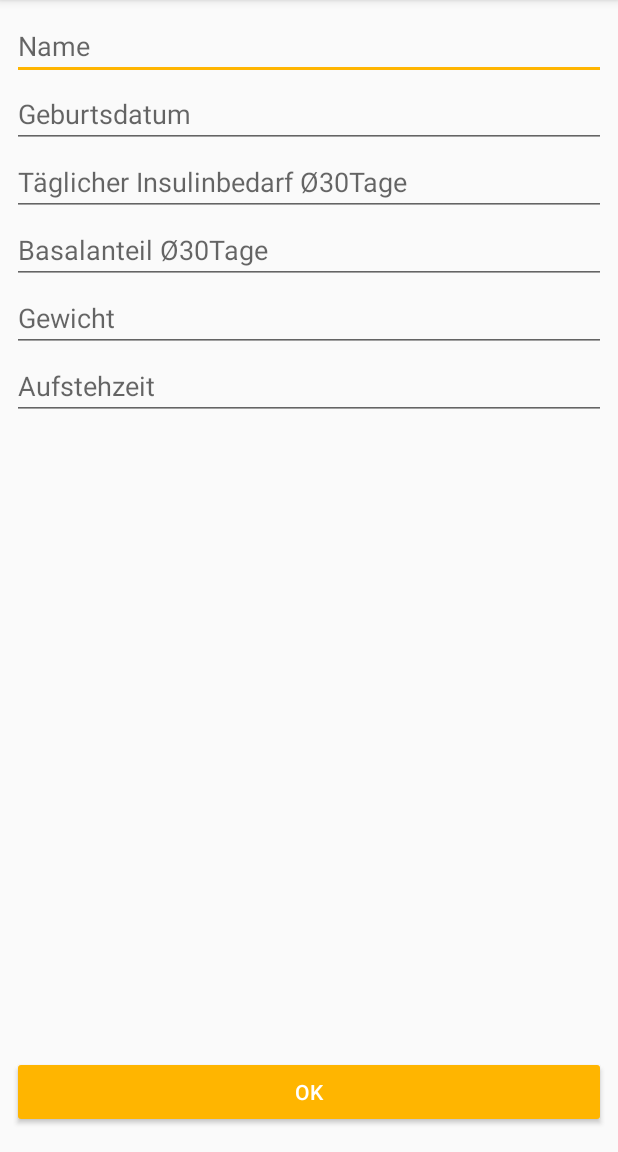
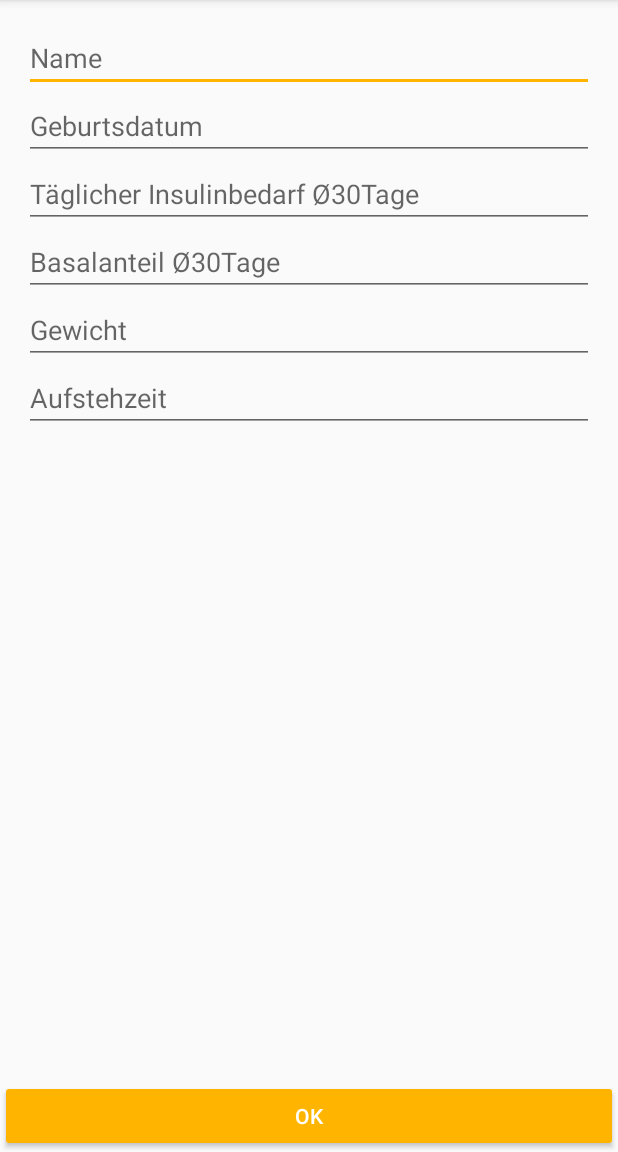
Before and after one commit to Saarpit/Optibas, an Android app: the screen it shows after launch (MainActivity), on a phone screen of 412 x 824 dp, the part 84-1236 px from its top. Run offline under Robolectric (Android 15) with nearby library versions, the phone set to English and light mode, and no system bars.

Commit message:
Layout activity_main ordentlich an das ConstraintLayout angepasst.

```diff
--- a/app/src/main/res/layout/activity_main.xml
+++ b/app/src/main/res/layout/activity_main.xml
@@ -1,132 +1,96 @@
 <?xml version="1.0" encoding="utf-8"?>
 <android.support.constraint.ConstraintLayout xmlns:android="http://schemas.android.com/apk/res/android"
-    xmlns:app="http://schemas.android.com/apk/res-auto"
     xmlns:tools="http://schemas.android.com/tools"
     android:layout_width="match_parent"
     android:layout_height="match_parent"
-    tools:context=".MainActivity"
-    tools:layout_editor_absoluteY="81dp">
+    xmlns:app="http://schemas.android.com/apk/res-auto"
+    tools:context=".MainActivity">
+
+    <ScrollView
+        android:id="@+id/scrollView"
+        android:layout_width="match_parent"
+        android:layout_height="0dp"
+        app:layout_constraintBottom_toTopOf="@id/open_graph_activity_button"
+        app:layout_constraintTop_toTopOf="parent"
+        android:padding="16dp">
+
+        <android.support.constraint.ConstraintLayout
+            android:layout_width="match_parent"
+            android:layout_height="match_parent"
+            android:orientation="vertical">
+
+            <EditText
+                android:id="@+id/textFieldName"
+                android:layout_width="0dp"
+                android:layout_height="wrap_content"
+                android:hint="Name"
+                app:layout_constraintTop_toTopOf="parent"
+                app:layout_constraintLeft_toLeftOf="parent"
+                app:layout_constraintRight_toRightOf="parent"
+                android:inputType="textPersonName" />
+
+            <EditText
+                android:id="@+id/dateFieldBirthday"
+                android:layout_width="0dp"
+                android:layout_height="wrap_content"
+                app:layout_constraintTop_toBottomOf="@id/textFieldName"
+                app:layout_constraintLeft_toLeftOf="parent"
+                app:layout_constraintRight_toRightOf="parent"
+                android:hint="Geburtsdatum"
+                android:inputType="date" />
+
+            <EditText
+                android:id="@+id/numberDecimalFieldInsulin"
+                android:layout_width="0dp"
+                android:layout_height="wrap_content"
+                app:layout_constraintTop_toBottomOf="@id/dateFieldBirthday"
+                app:layout_constraintLeft_toLeftOf="parent"
+                app:layout_constraintRight_toRightOf="parent"
+                android:hint="Täglicher Insulinbedarf Ø30Tage"
+                android:inputType="numberDecimal" />
+
+            <EditText
+                android:id="@+id/numberDecimalFieldBasalRelative"
+                android:layout_width="0dp"
+                android:layout_height="wrap_content"
+                app:layout_constraintTop_toBottomOf="@id/numberDecimalFieldInsulin"
+                app:layout_constraintLeft_toLeftOf="parent"
+                app:layout_constraintRight_toRightOf="parent"
+                android:hint="Basalanteil Ø30Tage"
+                android:inputType="numberDecimal" />
+
+            <EditText
+                android:id="@+id/numberFieldWeight"
+                android:layout_width="0dp"
+                android:layout_height="wrap_content"
+                android:hint="Gewicht"
+                android:inputType="number"
+                app:layout_constraintHorizontal_bias="1.0"
+                app:layout_constraintLeft_toLeftOf="parent"
+                app:layout_constraintRight_toRightOf="parent"
+                app:layout_constraintTop_toBottomOf="@id/numberDecimalFieldBasalRelative" />
+
+            <EditText
+                android:id="@+id/timeFieldWakeupTime"
+                android:layout_width="0dp"
+                android:layout_height="wrap_content"
+                app:layout_constraintTop_toBottomOf="@id/numberFieldWeight"
+                app:layout_constraintLeft_toLeftOf="parent"
+                app:layout_constraintRight_toRightOf="parent"
+                android:hint="Aufstehzeit"
+                android:inputType="time" />
+
+        </android.support.constraint.ConstraintLayout>
+    </ScrollView>
 
     <Button
         android:id="@+id/open_graph_activity_button"
         style="@style/Widget.AppCompat.Button.Colored"
-        android:layout_width="0dp"
+        android:layout_width="match_parent"
         android:layout_height="48dp"
-        android:layout_marginStart="8dp"
-        android:layout_marginEnd="8dp"
-        android:layout_marginBottom="16dp"
+        app:layout_constraintBottom_toBottomOf="parent"
         android:elevation="0dp"
         android:onClick="startResultActivity"
         android:text="OK"
-        app:layout_constraintBottom_toBottomOf="parent"
-        app:layout_constraintEnd_toEndOf="parent"
-        app:layout_constraintHorizontal_bias="0.0"
-        app:layout_constraintStart_toStartOf="parent" />
-
-    <ScrollView
-        android:id="@+id/scrollView2"
-        android:layout_width="match_parent"
-        android:layout_height="0dp"
-        android:layout_marginStart="8dp"
-        android:layout_marginTop="8dp"
-        android:layout_marginEnd="8dp"
-        android:fillViewport="true"
-        android:visibility="visible"
-        app:layout_constraintBottom_toTopOf="@+id/open_graph_activity_button"
-        app:layout_constraintEnd_toEndOf="parent"
-        app:layout_constraintHorizontal_bias="1.0"
-        app:layout_constraintStart_toStartOf="parent"
-        app:layout_constraintTop_toTopOf="parent"
-        app:layout_constraintVertical_bias="0.0">
-
-
-        <android.support.constraint.ConstraintLayout
-            android:layout_width="match_parent"
-            android:layout_height="match_parent">
-
-            <EditText
-                android:id="@+id/editText"
-                android:layout_width="0dp"
-                android:layout_height="wrap_content"
-                android:ems="10"
-                android:hint="Name"
-                android:inputType="textPersonName"
-                app:layout_constraintEnd_toEndOf="parent"
-                app:layout_constraintStart_toStartOf="parent"
-                app:layout_constraintTop_toTopOf="parent"
-                tools:layout_conversion_absoluteHeight="0dp"
-                tools:layout_conversion_absoluteWidth="0dp" />
-
-            <EditText
-                android:id="@+id/editText2"
-                style="?attr/editTextStyle"
-                android:layout_width="0dp"
-                android:layout_height="wrap_content"
-                android:ems="10"
-                android:hint="Geburtsdatum"
-                android:inputType="date"
-                app:layout_constraintEnd_toEndOf="parent"
-                app:layout_constraintStart_toStartOf="parent"
-                app:layout_constraintTop_toBottomOf="@+id/editText"
-                tools:layout_conversion_absoluteHeight="0dp"
-                tools:layout_conversion_absoluteWidth="0dp" />
-
-            <EditText
-                android:id="@+id/editText3"
-                style="@style/Widget.AppCompat.AutoCompleteTextView"
-                android:layout_width="0dp"
-                android:layout_height="wrap_content"
-                android:ems="10"
-                android:hint="Täglicher Insulinbedarf Ø30Tage"
-                android:inputType="numberDecimal"
-                app:layout_constraintEnd_toEndOf="parent"
-                app:layout_constraintStart_toStartOf="parent"
-                app:layout_constraintTop_toBottomOf="@+id/editText2"
-                tools:layout_conversion_absoluteHeight="0dp"
-                tools:layout_conversion_absoluteWidth="0dp" />
-
-            <EditText
-                android:id="@+id/editText4"
-                android:layout_width="0dp"
-                android:layout_height="wrap_content"
-                android:ems="10"
-                android:hint="Basalanteil Ø30Tage"
-                android:inputType="numberDecimal"
-                app:layout_constraintEnd_toEndOf="parent"
-                app:layout_constraintHorizontal_bias="0.0"
-                app:layout_constraintStart_toStartOf="parent"
-                app:layout_constraintTop_toBottomOf="@+id/editText3"
-                tools:layout_conversion_absoluteHeight="0dp"
-                tools:layout_conversion_absoluteWidth="0dp" />
-
-            <EditText
-                android:id="@+id/editText6"
-                android:layout_width="0dp"
-                android:layout_height="wrap_content"
-                android:ems="10"
-                android:hint="Gewicht"
-                android:inputType="number"
-                app:layout_constraintEnd_toEndOf="parent"
-                app:layout_constraintStart_toStartOf="parent"
-                app:layout_constraintTop_toBottomOf="@+id/editText4"
-                tools:layout_conversion_absoluteHeight="0dp"
-                tools:layout_conversion_absoluteWidth="0dp" />
-
-            <EditText
-                android:id="@+id/editText7"
-                android:layout_width="0dp"
-                android:layout_height="wrap_content"
-                android:ems="10"
-                android:hint="Aufstehzeit"
-                android:inputType="time"
-                app:layout_constraintEnd_toEndOf="parent"
-                app:layout_constraintStart_toStartOf="parent"
-                app:layout_constraintTop_toBottomOf="@+id/editText6"
-                tools:layout_conversion_absoluteHeight="0dp"
-                tools:layout_conversion_absoluteWidth="0dp" />
-
-        </android.support.constraint.ConstraintLayout>
-    </ScrollView>
-
-
+        />
 </android.support.constraint.ConstraintLayout>
```
